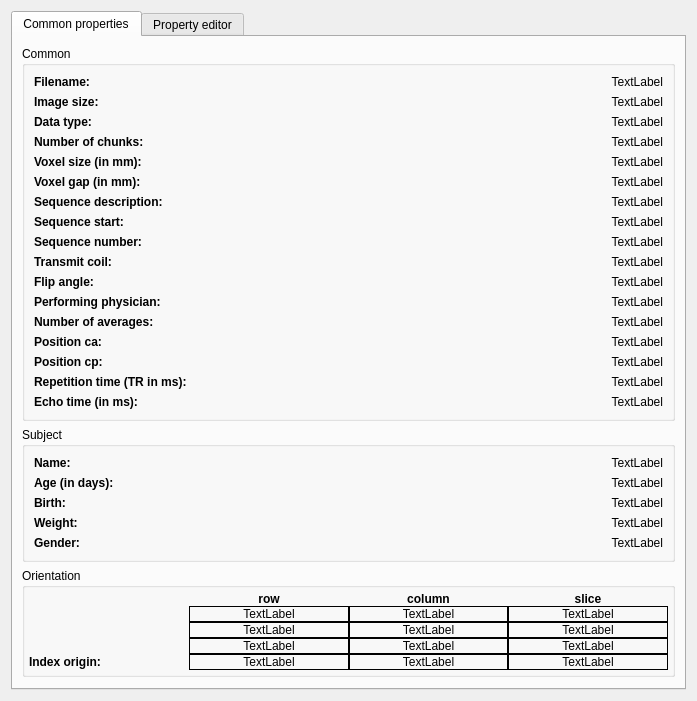
This is plugins/PropertyTool/forms/propertyToolDialog.ui in isis-group/vast as Qt 5 draws it before an edit. The edited form follows.
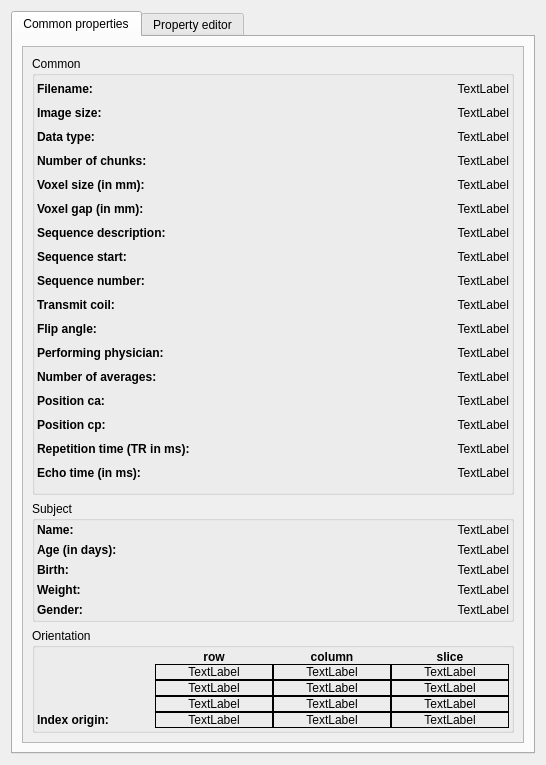
This is the edited form.

Commit message: add zoom restrictions; changed size policy of property tool

Patch:
```diff
--- a/plugins/PropertyTool/forms/propertyToolDialog.ui
+++ b/plugins/PropertyTool/forms/propertyToolDialog.ui
@@ -6,14 +6,14 @@
    <rect>
     <x>0</x>
     <y>0</y>
-    <width>697</width>
-    <height>771</height>
+    <width>546</width>
+    <height>765</height>
    </rect>
   </property>
   <property name="sizePolicy">
-   <sizepolicy hsizetype="Minimum" vsizetype="Maximum">
+   <sizepolicy hsizetype="Maximum" vsizetype="Minimum">
     <horstretch>0</horstretch>
-    <verstretch>0</verstretch>
+    <verstretch>200</verstretch>
    </sizepolicy>
   </property>
   <property name="minimumSize">
@@ -26,13 +26,10 @@
    <string>Image properties</string>
   </property>
   <layout class="QGridLayout" name="gridLayout">
-   <property name="sizeConstraint">
-    <enum>QLayout::SetMaximumSize</enum>
-   </property>
    <item row="0" column="0">
     <widget class="QTabWidget" name="tabWidget">
      <property name="sizePolicy">
-      <sizepolicy hsizetype="Expanding" vsizetype="Maximum">
+      <sizepolicy hsizetype="Minimum" vsizetype="Expanding">
        <horstretch>0</horstretch>
        <verstretch>0</verstretch>
       </sizepolicy>
@@ -44,14 +41,35 @@
       <attribute name="title">
        <string>Common properties</string>
       </attribute>
+      <layout class="QGridLayout" name="gridLayout_2">
+       <item row="0" column="0">
+        <widget class="QScrollArea" name="scrollArea">
+         <property name="sizePolicy">
+          <sizepolicy hsizetype="Minimum" vsizetype="Expanding">
+           <horstretch>0</horstretch>
+           <verstretch>0</verstretch>
+          </sizepolicy>
+         </property>
+         <property name="horizontalScrollBarPolicy">
+          <enum>Qt::ScrollBarAlwaysOff</enum>
+         </property>
+         <property name="widgetResizable">
+          <bool>true</bool>
+         </property>
+         <widget class="QWidget" name="scrollAreaWidgetContents">
+          <property name="geometry">
+           <rect>
+            <x>0</x>
+            <y>0</y>
+            <width>502</width>
+            <height>698</height>
+           </rect>
+          </property>
       <layout class="QVBoxLayout" name="verticalLayout">
-       <property name="sizeConstraint">
-        <enum>QLayout::SetMaximumSize</enum>
-       </property>
        <item>
         <widget class="QGroupBox" name="groupBox_2">
          <property name="sizePolicy">
-          <sizepolicy hsizetype="Expanding" vsizetype="Maximum">
+              <sizepolicy hsizetype="Minimum" vsizetype="Minimum">
            <horstretch>0</horstretch>
            <verstretch>0</verstretch>
           </sizepolicy>
@@ -60,10 +78,13 @@
           <string>Common</string>
          </property>
          <layout class="QGridLayout" name="gridLayout_4">
+              <property name="margin">
+               <number>2</number>
+              </property>
           <item row="11" column="1">
            <widget class="QLabel" name="performingPhysician">
             <property name="sizePolicy">
-             <sizepolicy hsizetype="Preferred" vsizetype="Expanding">
+                 <sizepolicy hsizetype="Minimum" vsizetype="Maximum">
               <horstretch>0</horstretch>
               <verstretch>0</verstretch>
              </sizepolicy>
@@ -82,7 +103,7 @@
           <item row="4" column="1">
            <widget class="QLabel" name="voxelSize">
             <property name="sizePolicy">
-             <sizepolicy hsizetype="Preferred" vsizetype="Expanding">
+                 <sizepolicy hsizetype="Minimum" vsizetype="Maximum">
               <horstretch>0</horstretch>
               <verstretch>0</verstretch>
              </sizepolicy>
@@ -101,7 +122,7 @@
           <item row="14" column="0">
            <widget class="QLabel" name="L_positionCP">
             <property name="sizePolicy">
-             <sizepolicy hsizetype="Preferred" vsizetype="Expanding">
+                 <sizepolicy hsizetype="Minimum" vsizetype="Maximum">
               <horstretch>0</horstretch>
               <verstretch>0</verstretch>
              </sizepolicy>
@@ -120,7 +141,7 @@
           <item row="2" column="1">
            <widget class="QLabel" name="dataType">
             <property name="sizePolicy">
-             <sizepolicy hsizetype="Preferred" vsizetype="Expanding">
+                 <sizepolicy hsizetype="Minimum" vsizetype="Maximum">
               <horstretch>0</horstretch>
               <verstretch>0</verstretch>
              </sizepolicy>
@@ -139,7 +160,7 @@
           <item row="12" column="0">
            <widget class="QLabel" name="L_numberOfAverages">
             <property name="sizePolicy">
-             <sizepolicy hsizetype="Preferred" vsizetype="Expanding">
+                 <sizepolicy hsizetype="Minimum" vsizetype="Maximum">
               <horstretch>0</horstretch>
               <verstretch>0</verstretch>
              </sizepolicy>
@@ -158,7 +179,7 @@
           <item row="9" column="0">
            <widget class="QLabel" name="L_transmitCoil">
             <property name="sizePolicy">
-             <sizepolicy hsizetype="Preferred" vsizetype="Expanding">
+                 <sizepolicy hsizetype="Minimum" vsizetype="Maximum">
               <horstretch>0</horstretch>
               <verstretch>0</verstretch>
              </sizepolicy>
@@ -177,7 +198,7 @@
           <item row="6" column="0">
            <widget class="QLabel" name="L_sequenceDescription">
             <property name="sizePolicy">
-             <sizepolicy hsizetype="Preferred" vsizetype="Expanding">
+                 <sizepolicy hsizetype="Minimum" vsizetype="Maximum">
               <horstretch>0</horstretch>
               <verstretch>0</verstretch>
              </sizepolicy>
@@ -196,7 +217,7 @@
           <item row="8" column="0">
            <widget class="QLabel" name="L_sequenceNumber">
             <property name="sizePolicy">
-             <sizepolicy hsizetype="Preferred" vsizetype="Expanding">
+                 <sizepolicy hsizetype="Minimum" vsizetype="Maximum">
               <horstretch>0</horstretch>
               <verstretch>0</verstretch>
              </sizepolicy>
@@ -215,7 +236,7 @@
           <item row="4" column="0">
            <widget class="QLabel" name="L_voxelSize">
             <property name="sizePolicy">
-             <sizepolicy hsizetype="Preferred" vsizetype="Expanding">
+                 <sizepolicy hsizetype="Minimum" vsizetype="Maximum">
               <horstretch>0</horstretch>
               <verstretch>0</verstretch>
              </sizepolicy>
@@ -234,7 +255,7 @@
           <item row="0" column="1">
            <widget class="QLabel" name="fileName">
             <property name="sizePolicy">
-             <sizepolicy hsizetype="Preferred" vsizetype="Expanding">
+                 <sizepolicy hsizetype="Minimum" vsizetype="Maximum">
               <horstretch>0</horstretch>
               <verstretch>0</verstretch>
              </sizepolicy>
@@ -253,7 +274,7 @@
           <item row="13" column="0">
            <widget class="QLabel" name="L_positionCA">
             <property name="sizePolicy">
-             <sizepolicy hsizetype="Preferred" vsizetype="Expanding">
+                 <sizepolicy hsizetype="Minimum" vsizetype="Maximum">
               <horstretch>0</horstretch>
               <verstretch>0</verstretch>
              </sizepolicy>
@@ -272,7 +293,7 @@
           <item row="6" column="1">
            <widget class="QLabel" name="sequenceDescription">
             <property name="sizePolicy">
-             <sizepolicy hsizetype="Preferred" vsizetype="Expanding">
+                 <sizepolicy hsizetype="Minimum" vsizetype="Maximum">
               <horstretch>0</horstretch>
               <verstretch>0</verstretch>
              </sizepolicy>
@@ -291,7 +312,7 @@
           <item row="5" column="1">
            <widget class="QLabel" name="voxelGap">
             <property name="sizePolicy">
-             <sizepolicy hsizetype="Preferred" vsizetype="Expanding">
+                 <sizepolicy hsizetype="Minimum" vsizetype="Maximum">
               <horstretch>0</horstretch>
               <verstretch>0</verstretch>
              </sizepolicy>
@@ -310,7 +331,7 @@
           <item row="8" column="1">
            <widget class="QLabel" name="sequenceNumber">
             <property name="sizePolicy">
-             <sizepolicy hsizetype="Preferred" vsizetype="Expanding">
+                 <sizepolicy hsizetype="Minimum" vsizetype="Maximum">
               <horstretch>0</horstretch>
               <verstretch>0</verstretch>
              </sizepolicy>
@@ -329,7 +350,7 @@
           <item row="9" column="1">
            <widget class="QLabel" name="transmitCoil">
             <property name="sizePolicy">
-             <sizepolicy hsizetype="Preferred" vsizetype="Expanding">
+                 <sizepolicy hsizetype="Minimum" vsizetype="Maximum">
               <horstretch>0</horstretch>
               <verstretch>0</verstretch>
              </sizepolicy>
@@ -348,7 +369,7 @@
           <item row="12" column="1">
            <widget class="QLabel" name="numberOfAverages">
             <property name="sizePolicy">
-             <sizepolicy hsizetype="Preferred" vsizetype="Expanding">
+                 <sizepolicy hsizetype="Minimum" vsizetype="Maximum">
               <horstretch>0</horstretch>
               <verstretch>0</verstretch>
              </sizepolicy>
@@ -367,7 +388,7 @@
           <item row="13" column="1">
            <widget class="QLabel" name="positionCA">
             <property name="sizePolicy">
-             <sizepolicy hsizetype="Preferred" vsizetype="Expanding">
+                 <sizepolicy hsizetype="Minimum" vsizetype="Maximum">
               <horstretch>0</horstretch>
               <verstretch>0</verstretch>
              </sizepolicy>
@@ -386,7 +407,7 @@
           <item row="7" column="1">
            <widget class="QLabel" name="sequenceStart">
             <property name="sizePolicy">
-             <sizepolicy hsizetype="Preferred" vsizetype="Expanding">
+                 <sizepolicy hsizetype="Minimum" vsizetype="Maximum">
               <horstretch>0</horstretch>
               <verstretch>0</verstretch>
              </sizepolicy>
@@ -405,7 +426,7 @@
           <item row="15" column="0">
            <widget class="QLabel" name="L_repetitionTime">
             <property name="sizePolicy">
-             <sizepolicy hsizetype="Preferred" vsizetype="Expanding">
+                 <sizepolicy hsizetype="Minimum" vsizetype="Maximum">
               <horstretch>0</horstretch>
               <verstretch>0</verstretch>
              </sizepolicy>
@@ -424,7 +445,7 @@
           <item row="7" column="0">
            <widget class="QLabel" name="L_sequenceStart">
             <property name="sizePolicy">
-             <sizepolicy hsizetype="Preferred" vsizetype="Expanding">
+                 <sizepolicy hsizetype="Minimum" vsizetype="Maximum">
               <horstretch>0</horstretch>
               <verstretch>0</verstretch>
              </sizepolicy>
@@ -443,7 +464,7 @@
           <item row="0" column="0">
            <widget class="QLabel" name="L_fileName">
             <property name="sizePolicy">
-             <sizepolicy hsizetype="Preferred" vsizetype="Expanding">
+                 <sizepolicy hsizetype="Minimum" vsizetype="Maximum">
               <horstretch>0</horstretch>
               <verstretch>0</verstretch>
              </sizepolicy>
@@ -462,7 +483,7 @@
           <item row="10" column="1">
            <widget class="QLabel" name="flipAngle">
             <property name="sizePolicy">
-             <sizepolicy hsizetype="Preferred" vsizetype="Expanding">
+                 <sizepolicy hsizetype="Minimum" vsizetype="Maximum">
               <horstretch>0</horstretch>
               <verstretch>0</verstretch>
              </sizepolicy>
@@ -481,7 +502,7 @@
           <item row="15" column="1">
            <widget class="QLabel" name="repetitionTime">
             <property name="sizePolicy">
-             <sizepolicy hsizetype="Preferred" vsizetype="Expanding">
+                 <sizepolicy hsizetype="Minimum" vsizetype="Maximum">
               <horstretch>0</horstretch>
               <verstretch>0</verstretch>
              </sizepolicy>
@@ -500,7 +521,7 @@
           <item row="5" column="0">
            <widget class="QLabel" name="L_voxelGap">
             <property name="sizePolicy">
-             <sizepolicy hsizetype="Preferred" vsizetype="Expanding">
+                 <sizepolicy hsizetype="Minimum" vsizetype="Maximum">
               <horstretch>0</horstretch>
               <verstretch>0</verstretch>
              </sizepolicy>
@@ -519,7 +540,7 @@
           <item row="11" column="0">
            <widget class="QLabel" name="L_performingPhysician">
             <property name="sizePolicy">
-             <sizepolicy hsizetype="Preferred" vsizetype="Expanding">
+                 <sizepolicy hsizetype="Minimum" vsizetype="Maximum">
               <horstretch>0</horstretch>
               <verstretch>0</verstretch>
              </sizepolicy>
@@ -538,7 +559,7 @@
           <item row="2" column="0">
            <widget class="QLabel" name="L_dataType">
             <property name="sizePolicy">
-             <sizepolicy hsizetype="Preferred" vsizetype="Expanding">
+                 <sizepolicy hsizetype="Minimum" vsizetype="Maximum">
               <horstretch>0</horstretch>
               <verstretch>0</verstretch>
              </sizepolicy>
@@ -557,7 +578,7 @@
           <item row="10" column="0">
            <widget class="QLabel" name="L_flipAngle">
             <property name="sizePolicy">
-             <sizepolicy hsizetype="Preferred" vsizetype="Expanding">
+                 <sizepolicy hsizetype="Minimum" vsizetype="Maximum">
               <horstretch>0</horstretch>
               <verstretch>0</verstretch>
              </sizepolicy>
@@ -576,7 +597,7 @@
           <item row="14" column="1">
            <widget class="QLabel" name="positionCP">
             <property name="sizePolicy">
-             <sizepolicy hsizetype="Preferred" vsizetype="Expanding">
+                 <sizepolicy hsizetype="Minimum" vsizetype="Maximum">
               <horstretch>0</horstretch>
               <verstretch>0</verstretch>
              </sizepolicy>
@@ -595,7 +616,7 @@
           <item row="16" column="0">
            <widget class="QLabel" name="L_echoTime">
             <property name="sizePolicy">
-             <sizepolicy hsizetype="Preferred" vsizetype="Expanding">
+                 <sizepolicy hsizetype="Minimum" vsizetype="Maximum">
               <horstretch>0</horstretch>
               <verstretch>0</verstretch>
              </sizepolicy>
@@ -614,7 +635,7 @@
           <item row="16" column="1">
            <widget class="QLabel" name="echoTime">
             <property name="sizePolicy">
-             <sizepolicy hsizetype="Preferred" vsizetype="Expanding">
+                 <sizepolicy hsizetype="Minimum" vsizetype="Maximum">
               <horstretch>0</horstretch>
               <verstretch>0</verstretch>
              </sizepolicy>
@@ -633,7 +654,7 @@
           <item row="3" column="0">
            <widget class="QLabel" name="L_numberOfChunks">
             <property name="sizePolicy">
-             <sizepolicy hsizetype="Preferred" vsizetype="Expanding">
+                 <sizepolicy hsizetype="Minimum" vsizetype="Maximum">
               <horstretch>0</horstretch>
               <verstretch>0</verstretch>
              </sizepolicy>
@@ -652,7 +673,7 @@
           <item row="3" column="1">
            <widget class="QLabel" name="numberOfChunks">
             <property name="sizePolicy">
-             <sizepolicy hsizetype="Preferred" vsizetype="Expanding">
+                 <sizepolicy hsizetype="Minimum" vsizetype="Maximum">
               <horstretch>0</horstretch>
               <verstretch>0</verstretch>
              </sizepolicy>
@@ -671,7 +692,7 @@
           <item row="1" column="0">
            <widget class="QLabel" name="L_imageSize">
             <property name="sizePolicy">
-             <sizepolicy hsizetype="Preferred" vsizetype="Expanding">
+                 <sizepolicy hsizetype="Minimum" vsizetype="Maximum">
               <horstretch>0</horstretch>
               <verstretch>0</verstretch>
              </sizepolicy>
@@ -690,7 +711,7 @@
           <item row="1" column="1">
            <widget class="QLabel" name="imageSize">
             <property name="sizePolicy">
-             <sizepolicy hsizetype="Preferred" vsizetype="Expanding">
+                 <sizepolicy hsizetype="Minimum" vsizetype="Maximum">
               <horstretch>0</horstretch>
               <verstretch>0</verstretch>
              </sizepolicy>
@@ -712,7 +733,7 @@
        <item>
         <widget class="QGroupBox" name="subjectGroup">
          <property name="sizePolicy">
-          <sizepolicy hsizetype="Expanding" vsizetype="Maximum">
+              <sizepolicy hsizetype="Minimum" vsizetype="Maximum">
            <horstretch>0</horstretch>
            <verstretch>0</verstretch>
           </sizepolicy>
@@ -721,10 +742,13 @@
           <string>Subject</string>
          </property>
          <layout class="QGridLayout" name="gridLayout_3">
+              <property name="margin">
+               <number>2</number>
+              </property>
           <item row="0" column="0">
            <widget class="QLabel" name="L_subjectName">
             <property name="sizePolicy">
-             <sizepolicy hsizetype="Preferred" vsizetype="Expanding">
+                 <sizepolicy hsizetype="Minimum" vsizetype="Maximum">
               <horstretch>0</horstretch>
               <verstretch>0</verstretch>
              </sizepolicy>
@@ -743,7 +767,7 @@
           <item row="0" column="1">
            <widget class="QLabel" name="subjectName">
             <property name="sizePolicy">
-             <sizepolicy hsizetype="Preferred" vsizetype="Expanding">
+                 <sizepolicy hsizetype="Minimum" vsizetype="Maximum">
               <horstretch>0</horstretch>
               <verstretch>0</verstretch>
              </sizepolicy>
@@ -762,7 +786,7 @@
           <item row="1" column="0">
            <widget class="QLabel" name="L_subjectAge">
             <property name="sizePolicy">
-             <sizepolicy hsizetype="Preferred" vsizetype="Expanding">
+                 <sizepolicy hsizetype="Minimum" vsizetype="Maximum">
               <horstretch>0</horstretch>
               <verstretch>0</verstretch>
              </sizepolicy>
@@ -781,7 +805,7 @@
           <item row="1" column="1">
            <widget class="QLabel" name="subjectAge">
             <property name="sizePolicy">
-             <sizepolicy hsizetype="Preferred" vsizetype="Expanding">
+                 <sizepolicy hsizetype="Minimum" vsizetype="Maximum">
               <horstretch>0</horstretch>
               <verstretch>0</verstretch>
              </sizepolicy>
@@ -800,7 +824,7 @@
           <item row="2" column="0">
            <widget class="QLabel" name="L_subjectBirth">
             <property name="sizePolicy">
-             <sizepolicy hsizetype="Preferred" vsizetype="Expanding">
+                 <sizepolicy hsizetype="Minimum" vsizetype="Maximum">
               <horstretch>0</horstretch>
               <verstretch>0</verstretch>
              </sizepolicy>
@@ -819,7 +843,7 @@
           <item row="2" column="1">
            <widget class="QLabel" name="subjectBirth">
             <property name="sizePolicy">
-             <sizepolicy hsizetype="Preferred" vsizetype="Expanding">
+                 <sizepolicy hsizetype="Minimum" vsizetype="Maximum">
               <horstretch>0</horstretch>
               <verstretch>0</verstretch>
              </sizepolicy>
@@ -838,7 +862,7 @@
           <item row="3" column="0">
            <widget class="QLabel" name="L_subjectWeight">
             <property name="sizePolicy">
-             <sizepolicy hsizetype="Preferred" vsizetype="Expanding">
+                 <sizepolicy hsizetype="Minimum" vsizetype="Maximum">
               <horstretch>0</horstretch>
               <verstretch>0</verstretch>
              </sizepolicy>
@@ -857,7 +881,7 @@
           <item row="3" column="1">
            <widget class="QLabel" name="subjectWeight">
             <property name="sizePolicy">
-             <sizepolicy hsizetype="Preferred" vsizetype="Expanding">
+                 <sizepolicy hsizetype="Minimum" vsizetype="Maximum">
               <horstretch>0</horstretch>
               <verstretch>0</verstretch>
              </sizepolicy>
@@ -876,7 +900,7 @@
           <item row="4" column="0">
            <widget class="QLabel" name="L_subjectGender">
             <property name="sizePolicy">
-             <sizepolicy hsizetype="Preferred" vsizetype="Expanding">
+                 <sizepolicy hsizetype="Minimum" vsizetype="Maximum">
               <horstretch>0</horstretch>
               <verstretch>0</verstretch>
              </sizepolicy>
@@ -895,7 +919,7 @@
           <item row="4" column="1">
            <widget class="QLabel" name="subjectGender">
             <property name="sizePolicy">
-             <sizepolicy hsizetype="Preferred" vsizetype="Expanding">
+                 <sizepolicy hsizetype="Minimum" vsizetype="Maximum">
               <horstretch>0</horstretch>
               <verstretch>0</verstretch>
              </sizepolicy>
@@ -917,7 +941,7 @@
        <item>
         <widget class="QGroupBox" name="groupBox">
          <property name="sizePolicy">
-          <sizepolicy hsizetype="Expanding" vsizetype="Maximum">
+              <sizepolicy hsizetype="Minimum" vsizetype="Maximum">
            <horstretch>0</horstretch>
            <verstretch>0</verstretch>
           </sizepolicy>
@@ -925,9 +949,9 @@
          <property name="title">
           <string>Orientation</string>
          </property>
-         <layout class="QGridLayout" name="gridLayout_2">
+             <layout class="QGridLayout" name="gridLayout_5">
           <property name="margin">
-           <number>4</number>
+               <number>2</number>
           </property>
           <property name="spacing">
            <number>0</number>
@@ -935,7 +959,7 @@
           <item row="0" column="1">
            <widget class="QLabel" name="row">
             <property name="sizePolicy">
-             <sizepolicy hsizetype="Preferred" vsizetype="Expanding">
+                 <sizepolicy hsizetype="Minimum" vsizetype="Maximum">
               <horstretch>0</horstretch>
               <verstretch>0</verstretch>
              </sizepolicy>
@@ -957,7 +981,7 @@
           <item row="0" column="2">
            <widget class="QLabel" name="label_2">
             <property name="sizePolicy">
-             <sizepolicy hsizetype="Preferred" vsizetype="Expanding">
+                 <sizepolicy hsizetype="Minimum" vsizetype="Maximum">
               <horstretch>0</horstretch>
               <verstretch>0</verstretch>
              </sizepolicy>
@@ -979,7 +1003,7 @@
           <item row="0" column="3">
            <widget class="QLabel" name="label_3">
             <property name="sizePolicy">
-             <sizepolicy hsizetype="Preferred" vsizetype="Expanding">
+                 <sizepolicy hsizetype="Minimum" vsizetype="Maximum">
               <horstretch>0</horstretch>
               <verstretch>0</verstretch>
              </sizepolicy>
@@ -1001,7 +1025,7 @@
           <item row="1" column="1">
            <widget class="QLabel" name="rowVec0">
             <property name="sizePolicy">
-             <sizepolicy hsizetype="Preferred" vsizetype="Expanding">
+                 <sizepolicy hsizetype="Minimum" vsizetype="Maximum">
               <horstretch>0</horstretch>
               <verstretch>0</verstretch>
              </sizepolicy>
@@ -1038,7 +1062,7 @@
           <item row="1" column="2">
            <widget class="QLabel" name="columnVec0">
             <property name="sizePolicy">
-             <sizepolicy hsizetype="Preferred" vsizetype="Expanding">
+                 <sizepolicy hsizetype="Minimum" vsizetype="Maximum">
               <horstretch>0</horstretch>
               <verstretch>0</verstretch>
              </sizepolicy>
@@ -1075,7 +1099,7 @@
           <item row="1" column="3">
            <widget class="QLabel" name="sliceVec0">
             <property name="sizePolicy">
-             <sizepolicy hsizetype="Preferred" vsizetype="Expanding">
+                 <sizepolicy hsizetype="Minimum" vsizetype="Maximum">
               <horstretch>0</horstretch>
               <verstretch>0</verstretch>
              </sizepolicy>
@@ -1112,7 +1136,7 @@
           <item row="2" column="1">
            <widget class="QLabel" name="rowVec1">
             <property name="sizePolicy">
-             <sizepolicy hsizetype="Preferred" vsizetype="Expanding">
+                 <sizepolicy hsizetype="Minimum" vsizetype="Maximum">
               <horstretch>0</horstretch>
               <verstretch>0</verstretch>
              </sizepolicy>
@@ -1149,7 +1173,7 @@
           <item row="2" column="2">
            <widget class="QLabel" name="columnVec1">
             <property name="sizePolicy">
-             <sizepolicy hsizetype="Preferred" vsizetype="Expanding">
+                 <sizepolicy hsizetype="Minimum" vsizetype="Maximum">
               <horstretch>0</horstretch>
               <verstretch>0</verstretch>
              </sizepolicy>
@@ -1186,7 +1210,7 @@
           <item row="2" column="3">
            <widget class="QLabel" name="sliceVec1">
             <property name="sizePolicy">
-             <sizepolicy hsizetype="Preferred" vsizetype="Expanding">
+                 <sizepolicy hsizetype="Minimum" vsizetype="Maximum">
               <horstretch>0</horstretch>
               <verstretch>0</verstretch>
              </sizepolicy>
@@ -1223,7 +1247,7 @@
           <item row="3" column="1">
            <widget class="QLabel" name="rowVec2">
             <property name="sizePolicy">
-             <sizepolicy hsizetype="Preferred" vsizetype="Expanding">
+                 <sizepolicy hsizetype="Minimum" vsizetype="Maximum">
               <horstretch>0</horstretch>
               <verstretch>0</verstretch>
              </sizepolicy>
@@ -1260,7 +1284,7 @@
           <item row="3" column="2">
            <widget class="QLabel" name="columnVec2">
             <property name="sizePolicy">
-             <sizepolicy hsizetype="Preferred" vsizetype="Expanding">
+                 <sizepolicy hsizetype="Minimum" vsizetype="Maximum">
               <horstretch>0</horstretch>
               <verstretch>0</verstretch>
              </sizepolicy>
@@ -1297,7 +1321,7 @@
           <item row="3" column="3">
            <widget class="QLabel" name="sliceVec2">
             <property name="sizePolicy">
-             <sizepolicy hsizetype="Preferred" vsizetype="Expanding">
+                 <sizepolicy hsizetype="Minimum" vsizetype="Maximum">
               <horstretch>0</horstretch>
               <verstretch>0</verstretch>
              </sizepolicy>
@@ -1334,7 +1358,7 @@
           <item row="4" column="0">
            <widget class="QLabel" name="label">
             <property name="sizePolicy">
-             <sizepolicy hsizetype="Preferred" vsizetype="Expanding">
+                 <sizepolicy hsizetype="Minimum" vsizetype="Maximum">
               <horstretch>0</horstretch>
               <verstretch>0</verstretch>
              </sizepolicy>
@@ -1353,7 +1377,7 @@
           <item row="4" column="1">
            <widget class="QLabel" name="indexOrigin0">
             <property name="sizePolicy">
-             <sizepolicy hsizetype="Preferred" vsizetype="Expanding">
+                 <sizepolicy hsizetype="Minimum" vsizetype="Maximum">
               <horstretch>0</horstretch>
               <verstretch>0</verstretch>
              </sizepolicy>
@@ -1375,7 +1399,7 @@
           <item row="4" column="2">
            <widget class="QLabel" name="indexOrigin1">
             <property name="sizePolicy">
-             <sizepolicy hsizetype="Preferred" vsizetype="Expanding">
+                 <sizepolicy hsizetype="Minimum" vsizetype="Maximum">
               <horstretch>0</horstretch>
               <verstretch>0</verstretch>
              </sizepolicy>
@@ -1397,7 +1421,7 @@
           <item row="4" column="3">
            <widget class="QLabel" name="indexOrigin2">
             <property name="sizePolicy">
-             <sizepolicy hsizetype="Preferred" vsizetype="Expanding">
+                 <sizepolicy hsizetype="Minimum" vsizetype="Maximum">
               <horstretch>0</horstretch>
               <verstretch>0</verstretch>
              </sizepolicy>
@@ -1417,6 +1441,10 @@
            </widget>
           </item>
          </layout>
+            </widget>
+           </item>
+          </layout>
+         </widget>
         </widget>
        </item>
       </layout>
@@ -1444,7 +1472,7 @@
          <property name="frameShadow">
           <enum>QFrame::Raised</enum>
          </property>
-         <layout class="QGridLayout" name="gridLayout_5">
+         <layout class="QGridLayout" name="gridLayout_6">
           <item row="0" column="0">
            <widget class="QLabel" name="propertyName">
             <property name="font">
```
Left out of the diff: 83 changed lines with no effect on the pictures. Lines whose indentation alone changed are shown as unchanged. The commit also changes 2 other files.
